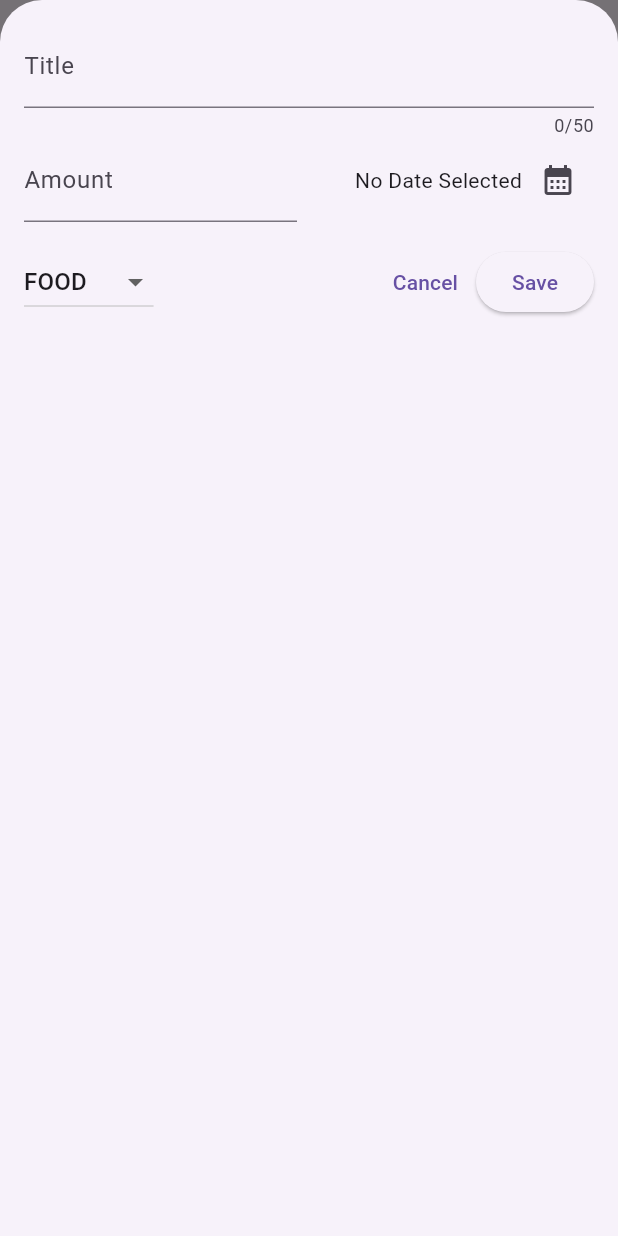
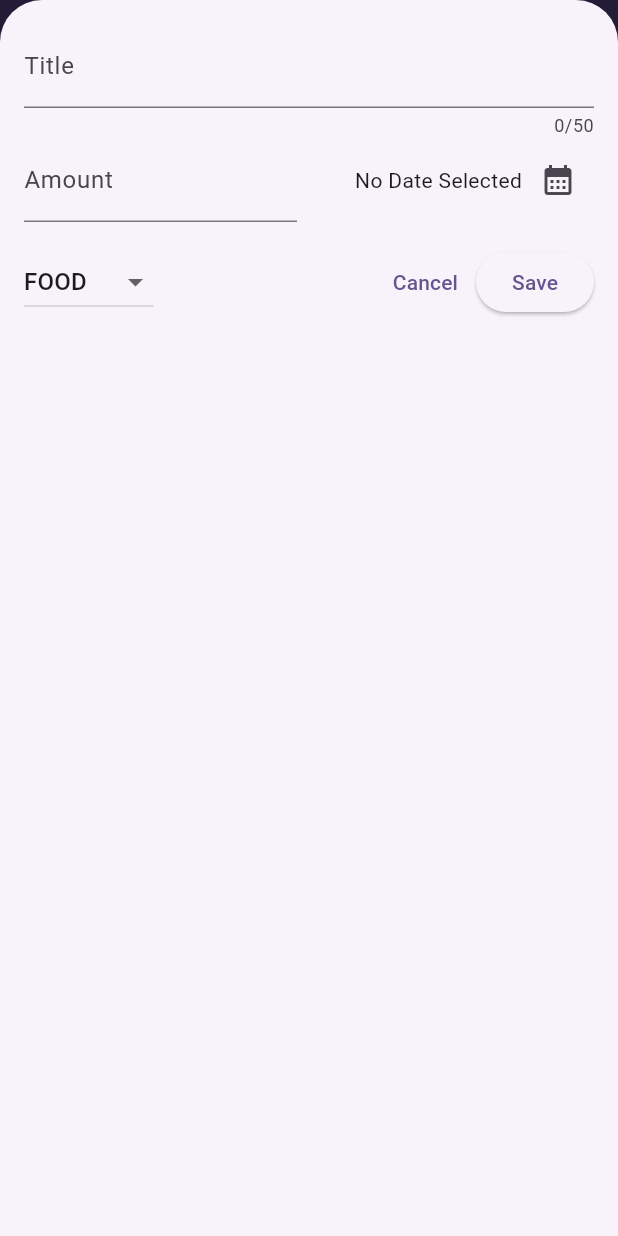
Before and after one commit to Roshan9760/Flutter-Learning-Module-3, a Flutter app: the screen it shows after launch, after a tap on the "add" icon, on a phone screen of 412 x 824 dp. Run offline on Flutter 3.47's test engine with Material 3 defaults, Android fonts, the light colour scheme and no system bars.

Commit message:
adding color and theme

```diff
--- a/lib/main.dart
+++ b/lib/main.dart
@@ -1,11 +1,22 @@
 import 'package:expensetrackerapp/widget/expenses.dart';
 import 'package:flutter/material.dart';
 
+var kColorScheme =
+     ColorScheme.fromSeed(seedColor: Color.fromARGB(255, 96, 59, 181));
+
 void main() {
-  runApp( MaterialApp(
-    theme: ThemeData(useMaterial3: true),
+  runApp(
+    MaterialApp(
+      theme: ThemeData().copyWith(
+          useMaterial3: true,
+          colorScheme: kColorScheme,
+          appBarTheme: AppBarTheme().copyWith(
+            backgroundColor: kColorScheme.onPrimaryContainer,
+            foregroundColor: kColorScheme.primaryContainer
+          )
+          ),
       debugShowCheckedModeBanner: false,
-      home:const Exprenses(),
+      home: const Exprenses(),
     ),
   );
 }
--- a/lib/widget/expenses.dart
+++ b/lib/widget/expenses.dart
@@ -37,6 +37,7 @@
       _registeredExpensed.remove(expense);
     });
 
+    ScaffoldMessenger.of(context).clearSnackBars();
     ScaffoldMessenger.of(context).showSnackBar(SnackBar(
       duration: const Duration(seconds: 5),
       content: const Text('Expense Deleted !'),
```
